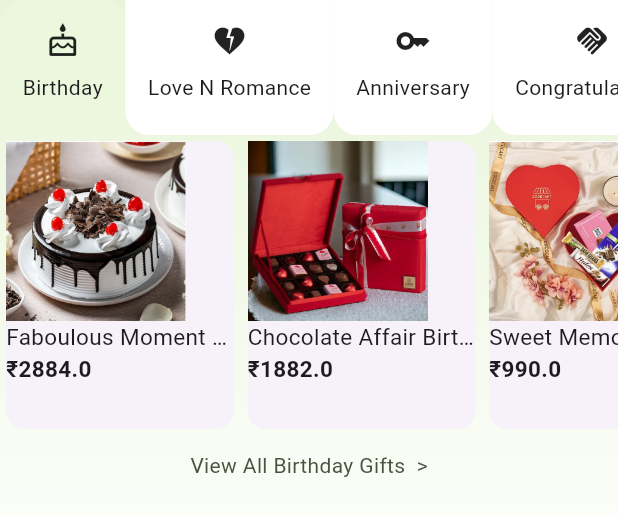
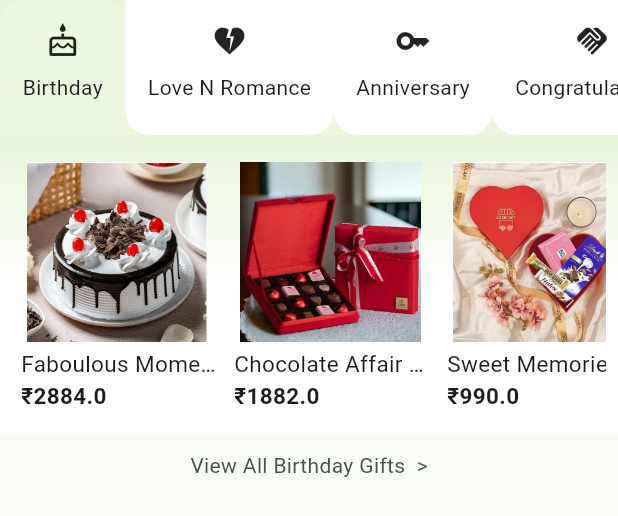
Before and after one commit to lightninghawk110/fernpetals, a Flutter app: the Categories widget shown alone on an empty page, opened directly, on a phone screen of 412 x 824 dp. Shown: the top 516 px of the screen. Run offline on Flutter 3.47's test engine with Material 3 defaults, Android fonts, the phone set to English and light mode, and no system bars; our stand-ins replace carousel_slider, font_awesome_flutter; missing offline and left inert: dart:ffi.

```diff
--- a/lib/Routes/router.dart
+++ b/lib/Routes/router.dart
@@ -21,7 +21,7 @@ class Routerg {
             return ItemPage(
               pageimage: arguments?.imagelink,
               pagename: arguments?.name,
-              pageprice: arguments?.price,
+              pageprice: arguments!.price,
             );
           },
         );
--- a/lib/helper/Categories_Tab.dart
+++ b/lib/helper/Categories_Tab.dart
@@ -1,3 +1,5 @@
+import 'dart:ffi';
+
 import 'package:flutter/material.dart';
 import 'package:provider/provider.dart';
 import 'package:fern_n_petals/Routes/Route_Paths.dart';
@@ -112,37 +114,50 @@ class _CategoriesState extends State<Categories> {
 
  Widget _buildGrid() {
     final itemProvider = Provider.of<ItemProvider>(context);
-    final items = itemProvider.items;
+    final items = itemProvider.items; // Assuming this gives the list of items
 
-    return GridView.builder(
+    return Container(
+      padding: EdgeInsets.all(8),
+      decoration: BoxDecoration(
+        gradient: LinearGradient(
+          begin: Alignment.topCenter,
+          end: Alignment.center,
+          colors: [
+            Color.fromARGB(255, 232, 245, 216),
+            Colors.white,
+          ],
+        ),
+      ),
+      child: ListView.builder(
         scrollDirection: Axis.horizontal,
-      gridDelegate: SliverGridDelegateWithFixedCrossAxisCount(
-          crossAxisCount: 1,
-          mainAxisSpacing: 1,
-          crossAxisSpacing: 3,
-          childAspectRatio: 2.5 / 2),
         itemCount: items.length,
         itemBuilder: (context, index) {
           String? imageName = items[index].name;
           String? imageUrl = items[index].imageUrl;
-        return InkWell(
+          return Padding(
+            padding: const EdgeInsets.all(6.0),
+            child: SizedBox(
+              width: 130,
+              child: Column(
+                crossAxisAlignment: CrossAxisAlignment.start,
+                children: [
+                  InkWell(
                     onTap: () => Navigator.of(context).pushNamed(
                       RoutePaths.ItemPage,
                       arguments: GridArguments(
                         imageName,
                         imageUrl,
-              "₹${items[index].price}",
+                        items[index].price,
                       ),
                     ),
                     child: Card(
                       elevation: 0,
-            child: Column(
-              crossAxisAlignment: CrossAxisAlignment.start,
-              children: [
-                Image.asset(
+                      child: Image.asset(
                         imageUrl!,
                         height: 120,
                         fit: BoxFit.contain,
+                      ),
+                    ),
                   ),
                   Text(
                     imageName!,
@@ -159,6 +174,7 @@ class _CategoriesState extends State<Categories> {
             ),
           );
         },
+      ),
     );
   }
 }
--- a/lib/models/grid_argument.dart
+++ b/lib/models/grid_argument.dart
@@ -1,7 +1,8 @@
+
 class GridArguments {
   final String name;
   final String imagelink;
-  final String price;
+  final double price;
 
   GridArguments(this.name, this.imagelink, this.price);
 }
--- a/pubspec.yaml
+++ b/pubspec.yaml
@@ -36,9 +36,9 @@ dependencies:
   # Use with the CupertinoIcons class for iOS style icons.
   cupertino_icons: ^1.0.6
   carousel_slider: ^4.2.1
-  dots_indicator: ^3.0.0
   intl: ^0.17.0
   provider: ^5.0.0
+
 
 dev_dependencies:
   flutter_test:
```
Also changed, not shown: lib/screens/cart_page.dart (+20 -12 lines), lib/screens/item_page.dart (+69 -19 lines), lib/viewmodel/cart_provider.dart (+16 -0 lines), pubspec.lock. Lines whose indentation alone changed are shown as unchanged.
